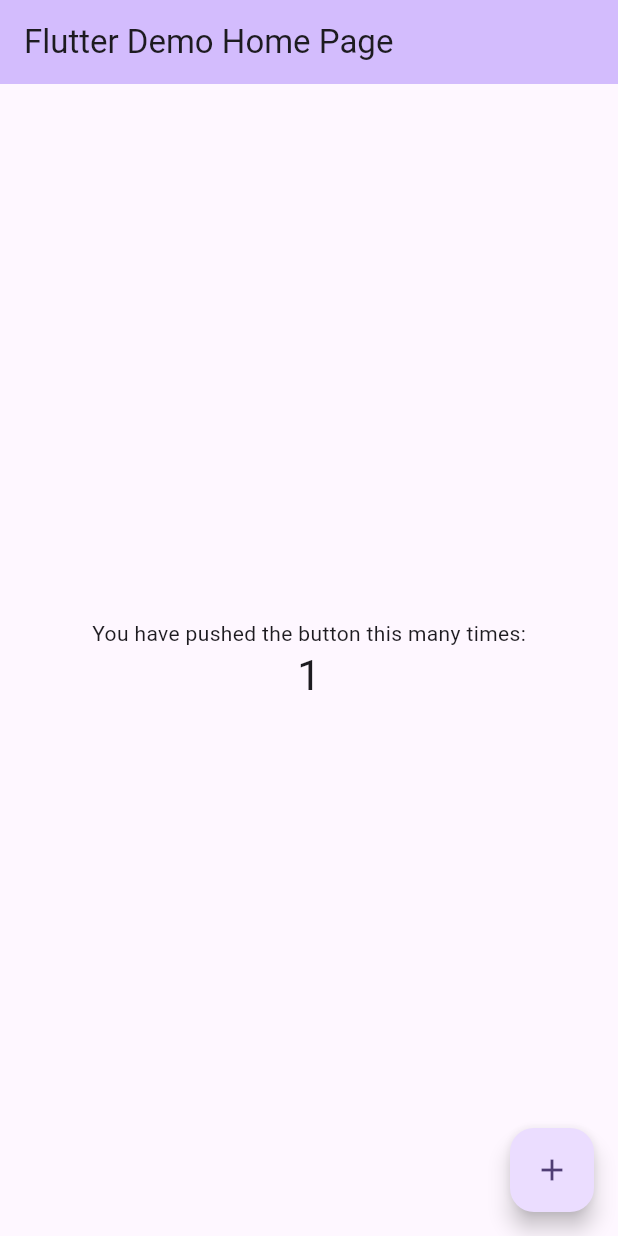
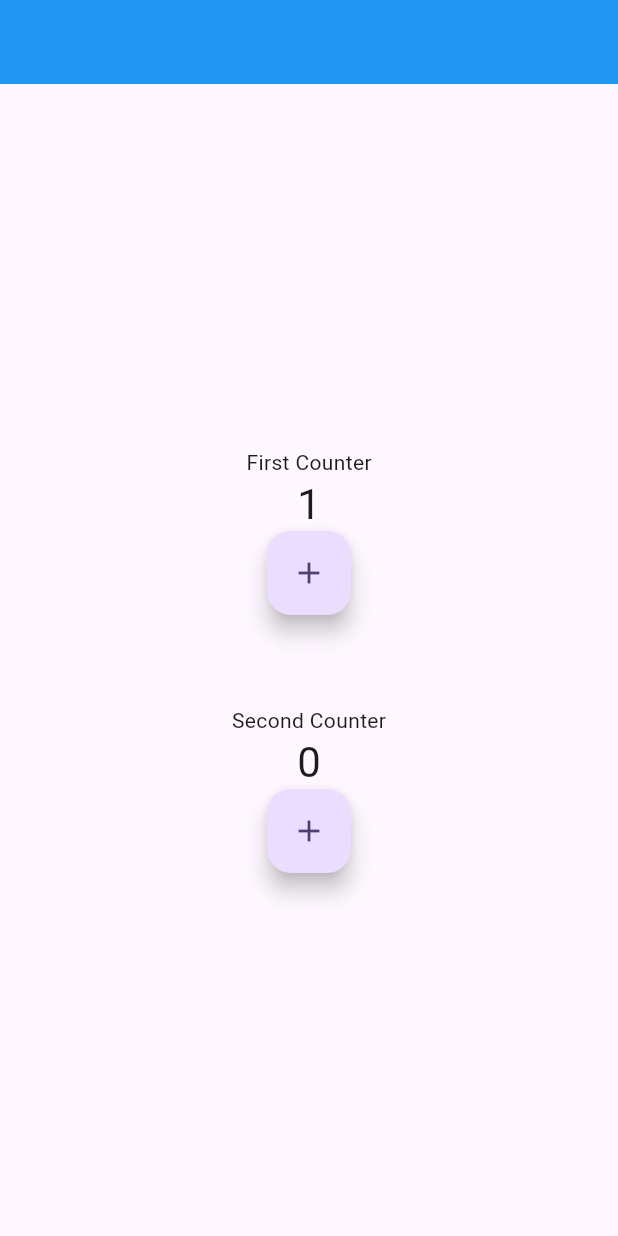
Before and after one commit to yambaru-hackathon/ikehara_taketo_homework, a Flutter app: the screen it shows after launch, after a tap on the "add" icon, on a phone screen of 412 x 824 dp. Run offline on Flutter 3.47's test engine with Material 3 defaults, Android fonts, the phone set to English and light mode, and no system bars.

Commit message:
riverpod 1

```diff
--- /dev/null
+++ b/lib/count_model.dart
@@ -0,0 +1,22 @@
+import 'package:flutter/material.dart';
+
+class CountModel extends ChangeNotifier {
+  int counter = 0;
+  int secondCounter = 0;
+  Color appBarColor = Colors.blue;
+
+  void incrementCounter() {
+    counter++;
+    notifyListeners();
+  }
+
+  void incrementSecondCounter() {
+    secondCounter++;
+    notifyListeners();
+  }
+
+  void changeColor(Color newColor) {
+    appBarColor = newColor;
+    notifyListeners();
+  }
+}
--- a/lib/main.dart
+++ b/lib/main.dart
@@ -1,4 +1,6 @@
 import 'package:flutter/material.dart';
+import 'package:instagram_ui/count_model.dart';
+import 'package:provider/provider.dart';
 
 void main() {
   runApp(const MyApp());
@@ -7,119 +9,101 @@ void main() {
 class MyApp extends StatelessWidget {
   const MyApp({super.key});
 
-  // This widget is the root of your application.
   @override
   Widget build(BuildContext context) {
     return MaterialApp(
       title: 'Flutter Demo',
       theme: ThemeData(
-        // This is the theme of your application.
-        //
-        // TRY THIS: Try running your application with "flutter run". You'll see
-        // the application has a purple toolbar. Then, without quitting the app,
-        // try changing the seedColor in the colorScheme below to Colors.green
-        // and then invoke "hot reload" (save your changes or press the "hot
-        // reload" button in a Flutter-supported IDE, or press "r" if you used
-        // the command line to start the app).
-        //
-        // Notice that the counter didn't reset back to zero; the application
-        // state is not lost during the reload. To reset the state, use hot
-        // restart instead.
-        //
-        // This works for code too, not just values: Most code changes can be
-        // tested with just a hot reload.
         colorScheme: ColorScheme.fromSeed(seedColor: Colors.deepPurple),
-        useMaterial3: true,
       ),
-      home: const MyHomePage(title: 'Flutter Demo Home Page'),
+      home: ChangeNotifierProvider<CountModel>(
+        create: (_) => CountModel(),
+        child: const MyHomePage(),
+      ),
     );
   }
 }
 
-class MyHomePage extends StatefulWidget {
-  const MyHomePage({super.key, required this.title});
-
-  // This widget is the home page of your application. It is stateful, meaning
-  // that it has a State object (defined below) that contains fields that affect
-  // how it looks.
-
-  // This class is the configuration for the state. It holds the values (in this
-  // case the title) provided by the parent (in this case the App widget) and
-  // used by the build method of the State. Fields in a Widget subclass are
-  // always marked "final".
-
-  final String title;
-
-  @override
-  State<MyHomePage> createState() => _MyHomePageState();
-}
-
-class _MyHomePageState extends State<MyHomePage> {
-  int _counter = 0;
-
-  void _incrementCounter() {
-    setState(() {
-      // This call to setState tells the Flutter framework that something has
-      // changed in this State, which causes it to rerun the build method below
-      // so that the display can reflect the updated values. If we changed
-      // _counter without calling setState(), then the build method would not be
-      // called again, and so nothing would appear to happen.
-      _counter++;
-    });
-  }
+class MyHomePage extends StatelessWidget {
+  const MyHomePage({super.key});
 
   @override
   Widget build(BuildContext context) {
-    // This method is rerun every time setState is called, for instance as done
-    // by the _incrementCounter method above.
-    //
-    // The Flutter framework has been optimized to make rerunning build methods
-    // fast, so that you can just rebuild anything that needs updating rather
-    // than having to individually change instances of widgets.
+    final appBarColor = context.select((CountModel model) => model.appBarColor);
     return Scaffold(
       appBar: AppBar(
-        // TRY THIS: Try changing the color here to a specific color (to
-        // Colors.amber, perhaps?) and trigger a hot reload to see the AppBar
-        // change color while the other colors stay the same.
-        backgroundColor: Theme.of(context).colorScheme.inversePrimary,
-        // Here we take the value from the MyHomePage object that was created by
-        // the App.build method, and use it to set our appbar title.
-        title: Text(widget.title),
+        backgroundColor: appBarColor,
       ),
       body: Center(
-        // Center is a layout widget. It takes a single child and positions it
-        // in the middle of the parent.
         child: Column(
-          // Column is also a layout widget. It takes a list of children and
-          // arranges them vertically. By default, it sizes itself to fit its
-          // children horizontally, and tries to be as tall as its parent.
-          //
-          // Column has various properties to control how it sizes itself and
-          // how it positions its children. Here we use mainAxisAlignment to
-          // center the children vertically; the main axis here is the vertical
-          // axis because Columns are vertical (the cross axis would be
-          // horizontal).
-          //
-          // TRY THIS: Invoke "debug painting" (choose the "Toggle Debug Paint"
-          // action in the IDE, or press "p" in the console), to see the
-          // wireframe for each widget.
           mainAxisAlignment: MainAxisAlignment.center,
-          children: <Widget>[
-            const Text(
-              'You have pushed the button this many times:',
+          children: [
+            Column(
+              mainAxisAlignment: MainAxisAlignment.center,
+              children: [
+                const Text(
+                  'First Counter',
+                ),
+                const CountBody(),
+                Consumer<CountModel>(builder: (context, model, child) {
+                  return FloatingActionButton(
+                    onPressed: model.incrementCounter,
+                    tooltip: 'Increment',
+                    child: const Icon(Icons.add),
+                  );
+                }),
+              ],
             ),
-            Text(
-              '$_counter',
-              style: Theme.of(context).textTheme.headlineMedium,
+            const SizedBox(
+              height: 60,
+            ),
+            Column(
+              mainAxisAlignment: MainAxisAlignment.center,
+              children: [
+                const Text(
+                  'Second Counter',
+                ),
+                const SecondCountBody(),
+                Consumer<CountModel>(builder: (context, model, child) {
+                  return FloatingActionButton(
+                    onPressed: model.incrementSecondCounter,
+                    tooltip: 'Increment Second Counter',
+                    child: const Icon(Icons.add),
+                  );
+                }),
+              ],
             ),
           ],
         ),
       ),
-      floatingActionButton: FloatingActionButton(
-        onPressed: _incrementCounter,
-        tooltip: 'Increment',
-        child: const Icon(Icons.add),
-      ), // This trailing comma makes auto-formatting nicer for build methods.
     );
   }
 }
+
+class CountBody extends StatelessWidget {
+  const CountBody({super.key});
+
+  @override
+  Widget build(BuildContext context) {
+    return Consumer<CountModel>(
+      builder: (context, model, child) => Text(
+        '${model.counter}',
+        style: Theme.of(context).textTheme.headlineMedium,
+      ),
+    );
+  }
+}
+
+class SecondCountBody extends StatelessWidget {
+  const SecondCountBody({super.key});
+
+  @override
+  Widget build(BuildContext context) {
+    return Consumer<CountModel>(
+      builder: (context, model, child) => Text(
+        '${model.secondCounter}',
+        style: Theme.of(context).textTheme.headlineMedium,
+      ),
+    );
+  }
+}
--- a/pubspec.yaml
+++ b/pubspec.yaml
@@ -36,8 +36,7 @@ dependencies:
   # Use with the CupertinoIcons class for iOS style icons.
   cupertino_icons: ^1.0.2
   readmore: ^2.1.0
-  carousel_slider: ^4.0.0
-  smooth_page_indicator: ^0.3.0-nullsafety.0
+  provider: ^6.1.1
 
 dev_dependencies:
   flutter_test:
```
Also changed, not shown: pubspec.lock.
